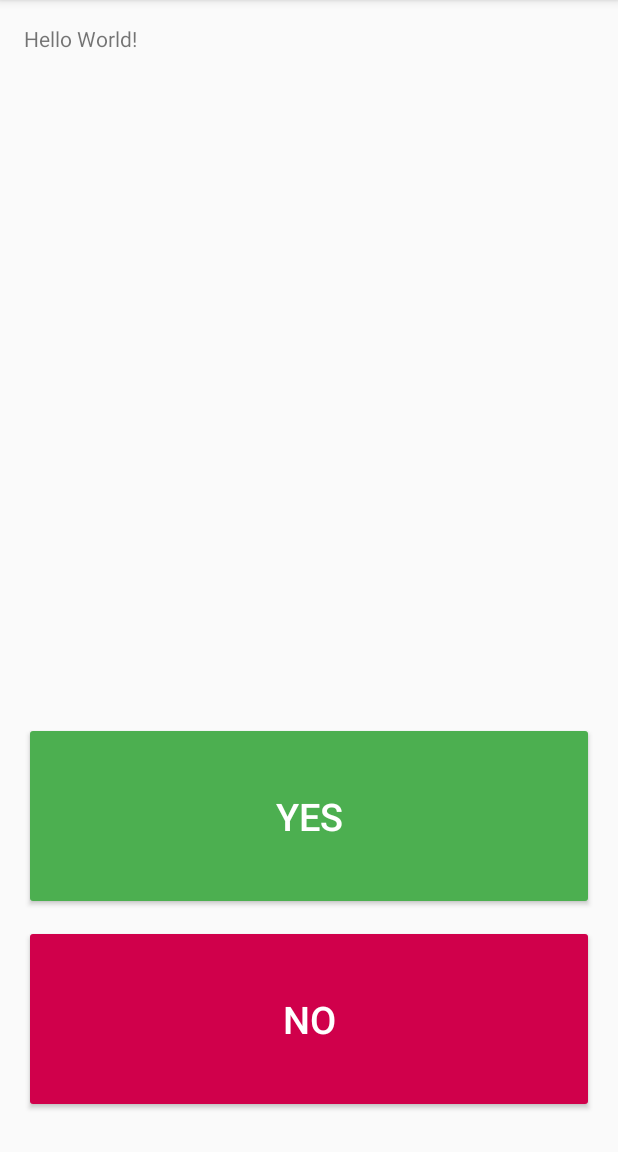
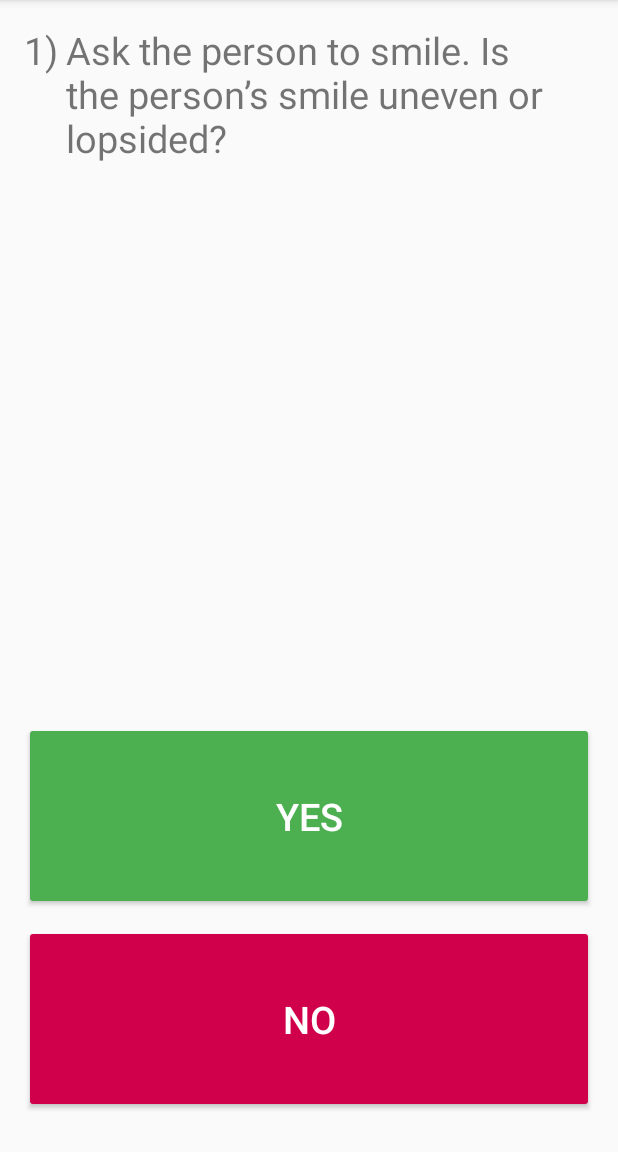
Before and after one commit to sagargarg/HelpHim, an Android app: the QuestionPage screen opened directly, with no data from a screen before it, on a phone screen of 412 x 824 dp, the part 84-1236 px from its top. Run offline under Robolectric (Android 15) with nearby library versions, the phone set to English and light mode, and no system bars.

Commit message:
LOTS OF CHANGES

```diff
--- a/app/src/main/java/com/example/sagar/helpthem/QuestionPage.java
+++ b/app/src/main/java/com/example/sagar/helpthem/QuestionPage.java
@@ -1,13 +1,80 @@
 package com.example.sagar.helpthem;
 
+import android.content.Intent;
+import android.content.res.Resources;
 import android.support.v7.app.AppCompatActivity;
 import android.os.Bundle;
+import android.view.View;
+import android.widget.Button;
+import android.widget.TextView;
+import android.widget.Toast;
 
 public class QuestionPage extends AppCompatActivity {
+
+    public String response;
+    public String questionString;
+    public int countQuestion;
+    public TextView tv;
+    public TextView question;
+
+    //public String[] questions = new String[10];
+
+    //questions[0] = "This is sample question 1";
+
+    public String string2 = "This is sample question 2";
+    public String string3 = "This is sample question 3";
+    public String string4 = "This is sample question 4";
+    public String string5 = "This is sample question 5";
+
+    Resources res;
+    static String[] planets;
+
 
     @Override
     protected void onCreate(Bundle savedInstanceState) {
         super.onCreate(savedInstanceState);
         setContentView(R.layout.question_page);
+
+        Button buttonYES = (Button) findViewById(R.id.buttonYES);
+        Button buttonNO = (Button) findViewById(R.id.buttonNO);
+
+        buttonNO.setOnClickListener(buttonClickListener);
+        buttonYES.setOnClickListener(buttonClickListener);
+
+        res = getResources();
+        planets = res.getStringArray(R.array.planets_array);
+
+        tv = (TextView) findViewById(R.id.number);
+        String tvValue = tv.getText().toString();
+        countQuestion = Integer.parseInt(tvValue);
+
+        question = (TextView) findViewById(R.id.question);
     }
+
+    private View.OnClickListener buttonClickListener = new View.OnClickListener() {
+        @Override
+        public void onClick(View v) {
+            Intent intent = new Intent(QuestionPage.this, QuestionPage.class);
+            switch (v.getId()) {
+                case R.id.buttonYES:
+                    response = "YES";
+                    //Toast.makeText(QuestionPage.this, countQuestion + ": Old", Toast.LENGTH_SHORT).show();
+                    countQuestion += 1;
+                    //Toast.makeText(QuestionPage.this, countQuestion + ": New", Toast.LENGTH_SHORT).show();
+                    tv.setText(countQuestion + "");
+                    question.setText(planets[countQuestion - 1]);
+                    //questionString = planets[countQuestion - 1];
+                    //Toast.makeText(QuestionPage.this, "YES", Toast.LENGTH_SHORT).show();
+                    startActivity(intent);
+                    break;
+                case R.id.buttonNO:
+                    response = "NO";
+                    countQuestion += 1;
+                    tv.setText(countQuestion + "");
+                    question.setText(planets[countQuestion - 1]);
+                    startActivity(intent);
+                    break;
+            }
+        }
+    };
 }
--- a/app/src/main/res/layout/main_page.xml
+++ b/app/src/main/res/layout/main_page.xml
@@ -46,13 +46,14 @@
         android:textColor="#FFFFFF"
         android:background="@color/colorRed"
         android:layout_below="@+id/imageView3"
+        android:layout_marginTop="40dp"
         android:layout_centerHorizontal="true" />
 
     <View
         android:id="@+id/view"
         android:layout_width="wrap_content"
         android:layout_height="wrap_content"
-        android:layout_marginTop="75dp"/>
+        android:layout_marginTop="225dp"/>
 
     <Button
         android:text=" ? "
--- a/app/src/main/res/layout/question_page.xml
+++ b/app/src/main/res/layout/question_page.xml
@@ -12,11 +12,31 @@
 
     <TextView
         android:layout_width="wrap_content"
+        android:layout_height="100dp"
+        android:text="1"
+        android:textSize="25sp"
+        android:id="@+id/number"/>
+
+    <TextView
+        android:layout_width="wrap_content"
+        android:layout_height="100dp"
+        android:text=")"
+        android:textSize="25sp"
+        android:id="@+id/number2"
+        android:layout_toRightOf="@+id/number"
+        android:layout_toEndOf="@+id/number"/>
+
+    <TextView
+        android:layout_width="wrap_content"
         android:layout_height="wrap_content"
-        android:text="Hello World!"
-        android:id="@+id/textView" />
+        android:textSize="25sp"
+        android:text="Ask the person to smile. Is the person’s smile uneven or lopsided?"
+        android:id="@+id/question"
+        android:layout_toRightOf="@+id/number2"
+        android:layout_toEndOf="@+id/number2"
+        android:layout_marginLeft="5dp"
+        android:layout_marginStart="5dp"/>
 
-    <!--<Button-->
         <!--android:layout_width="wrap_content"-->
         <!--android:layout_height="wrap_content"-->
         <!--android:text="Button"-->
--- a/app/src/main/res/values/strings.xml
+++ b/app/src/main/res/values/strings.xml
@@ -3,4 +3,13 @@
 
     <string name="stringYES">YES</string>
     <string name="stringNO">NO</string>
+
+
+    <string-array name="planets_array">
+        <item>Mercury</item>
+        <item>Venus</item>
+        <item>Earth</item>
+        <item>Mars</item>
+    </string-array>
+
 </resources>
```
Also changed, not shown: app/src/main/puc-web.png, app/src/main/res/mipmap-hdpi/puc.png, app/src/main/res/mipmap-mdpi/puc.png, app/src/main/res/mipmap-xhdpi/puc.png, app/src/main/res/mipmap-xxhdpi/puc.png, app/src/main/res/mipmap-xxxhdpi/puc.png, 1 other file.
